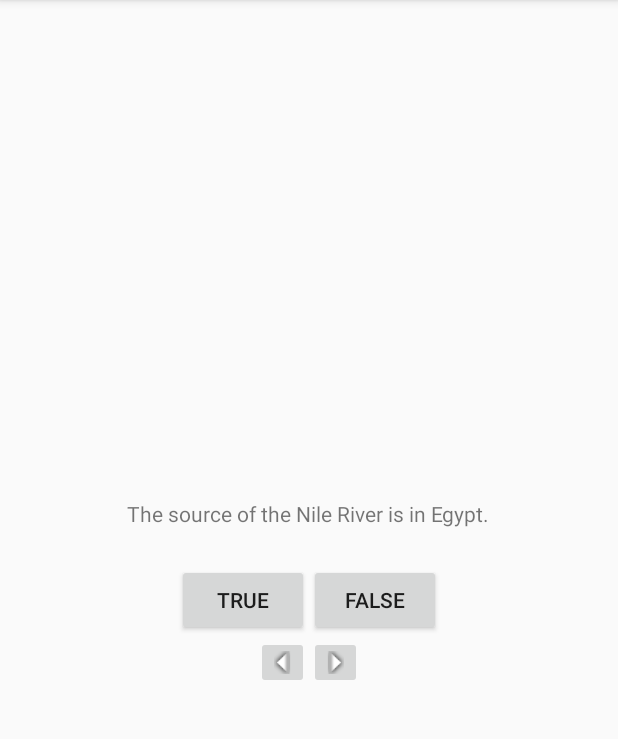
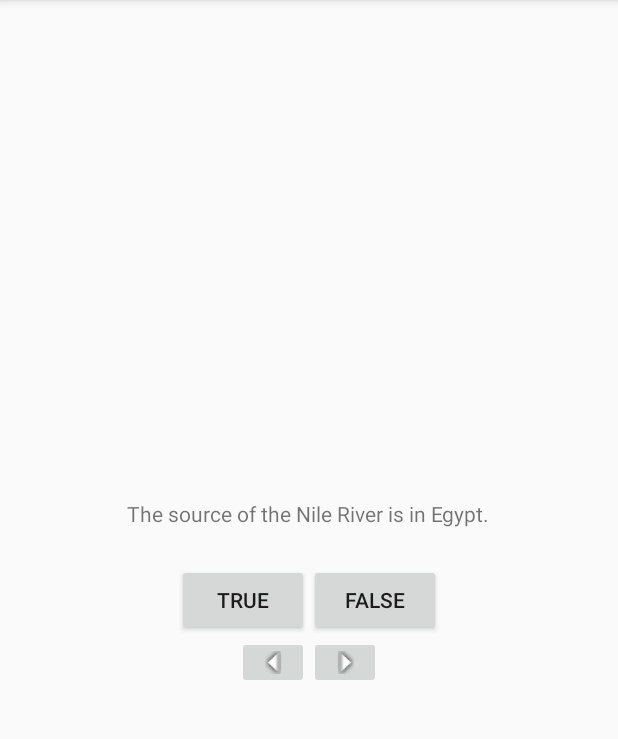
Before and after one commit to ngavilanes/Geoquiz, an Android app: the screen it shows after launch (QuizActivity), on a phone screen of 412 x 824 dp, the part 84-823 px from its top. Run offline under Robolectric (Android 15) with nearby library versions, the phone set to English and light mode, and no system bars.

Commit message:
landscape orientation and some bug fixes

```diff
--- a/app/src/main/java/com/example/ngavi/geoquiz/QuizActivity.java
+++ b/app/src/main/java/com/example/ngavi/geoquiz/QuizActivity.java
@@ -3,6 +3,7 @@ package com.example.ngavi.geoquiz;
 import android.content.Context;
 import android.support.v7.app.AppCompatActivity;
 import android.os.Bundle;
+import android.util.Log;
 import android.view.View;
 import android.widget.Button;
 import android.widget.ImageButton;
@@ -25,6 +26,8 @@ public class QuizActivity extends AppCompatActivity {
 
     };
     private int mCurrentIndex = 0;
+    private static final String TAG = "QuizActivity";
+    private static final String KEY_INDEX = "index";
 
 
     private void UpdateQuestion(){ //method to update questions
@@ -56,9 +59,10 @@ public class QuizActivity extends AppCompatActivity {
         //set listeners on those objects to respond to user actions
 
     @Override
-    protected void onCreate(Bundle savedInstanceState) { //called when activity subclass is created
+    protected void onCreate(final Bundle savedInstanceState) { //called when activity subclass is created
         super.onCreate(savedInstanceState);
         setContentView(R.layout.activity_quiz);
+        Log.d(TAG, "OnCreate(Bundle) called");
         //getting the activity its UI BY passing in layout resource ID
         //resources: things that are not code : image files, audio files, XML files
         //setContentView method inflates a layout and puts it on screen
@@ -110,6 +114,10 @@ public class QuizActivity extends AppCompatActivity {
                 if(mCurrentIndex==-1){
                     mCurrentIndex= mQuestionBank.length-1;
                 }
+
+                if(savedInstanceState!=null){
+                    mCurrentIndex = savedInstanceState.getInt(KEY_INDEX,0);
+                }
                 UpdateQuestion();
             }
         });
@@ -130,4 +138,41 @@ public class QuizActivity extends AppCompatActivity {
 
 
     }
+    @Override
+    public void onSaveInstanceState(Bundle savedInstanceState){
+        super.onSaveInstanceState(savedInstanceState);
+        Log.i(TAG, "onSaveInstanceState");
+        savedInstanceState.putInt(KEY_INDEX,mCurrentIndex);
+    }
+
+
+    @Override
+    public void onStart() {
+        super.onStart();
+        Log.d(TAG, "onStart() called");
+    }
+    @Override
+    public void onPause() {
+        super.onPause();
+        Log.d(TAG, "onPause() called");
+    }
+    @Override
+    public void onResume() {
+        super.onResume();
+        Log.d(TAG, "onResume() called");
+    }
+    @Override
+    public void onStop() {
+        super.onStop();
+        Log.d(TAG, "onStop() called");
+    }
+    @Override
+    public void onDestroy() {
+        super.onDestroy();
+        Log.d(TAG, "onDestroy() called");
+    }
+
+
+
+
 }
--- /dev/null
+++ b/app/src/main/res/layout-land/activity_quiz.xml
@@ -0,0 +1,49 @@
+<?xml version="1.0" encoding="utf-8"?>
+<FrameLayout xmlns:android ="http://schemas.android.com/apk/res/android"
+    android:layout_width="match_parent"
+    android:layout_height="match_parent">
+
+
+    <TextView
+        android:layout_width="wrap_content"
+        android:layout_height="wrap_content"
+        android:padding="24dp"
+        android:layout_gravity ="center_horizontal"
+        android:id="@+id/question_text_view" />
+
+    <LinearLayout
+        android:layout_width="wrap_content"
+        android:layout_height="wrap_content"
+        android:orientation="horizontal"
+        android:layout_gravity="center_vertical|center_horizontal">
+        <Button
+            android:id="@+id/true_button"
+            android:layout_width="wrap_content"
+            android:layout_height="wrap_content"
+            android:text="@string/true_button" />
+        <Button
+            android:id="@+id/false_button"
+            android:layout_width="wrap_content"
+            android:layout_height="wrap_content"
+            android:text="@string/false_button" />
+
+    </LinearLayout>
+
+    <ImageButton
+        android:id="@+id/prev_button"
+        android:layout_width="@android:dimen/notification_large_icon_height"
+        android:layout_height="48dip"
+        android:layout_gravity="bottom|left"
+        android:contentDescription="@string/prev_button"
+        android:src="@mipmap/arrow_left" />
+
+    <ImageButton
+        android:id="@+id/next_button"
+        android:layout_width="@android:dimen/notification_large_icon_height"
+        android:layout_height="48dip"
+        android:layout_gravity="bottom|right"
+        android:contentDescription="@string/next_button"
+        android:src="@mipmap/arrow_right" />
+
+
+</FrameLayout>
--- a/app/src/main/res/layout/activity_quiz.xml
+++ b/app/src/main/res/layout/activity_quiz.xml
@@ -34,18 +34,17 @@
 
         <ImageButton
             android:id="@+id/prev_button"
-            android:layout_width="wrap_content"
+            android:layout_width="@android:dimen/app_icon_size"
             android:layout_height="wrap_content"
-            android:src="@mipmap/arrow_left"
             android:contentDescription="@string/prev_button"
-            />
+            android:src="@mipmap/arrow_left" />
 
         <ImageButton
             android:id="@+id/next_button"
-            android:layout_width="wrap_content"
+            android:layout_width="@android:dimen/app_icon_size"
             android:layout_height="wrap_content"
-            android:src="@mipmap/arrow_right"
-            android:contentDescription="@string/next_button" />
+            android:contentDescription="@string/next_button"
+            android:src="@mipmap/arrow_right" />
     </LinearLayout>
 
 </LinearLayout>
```
